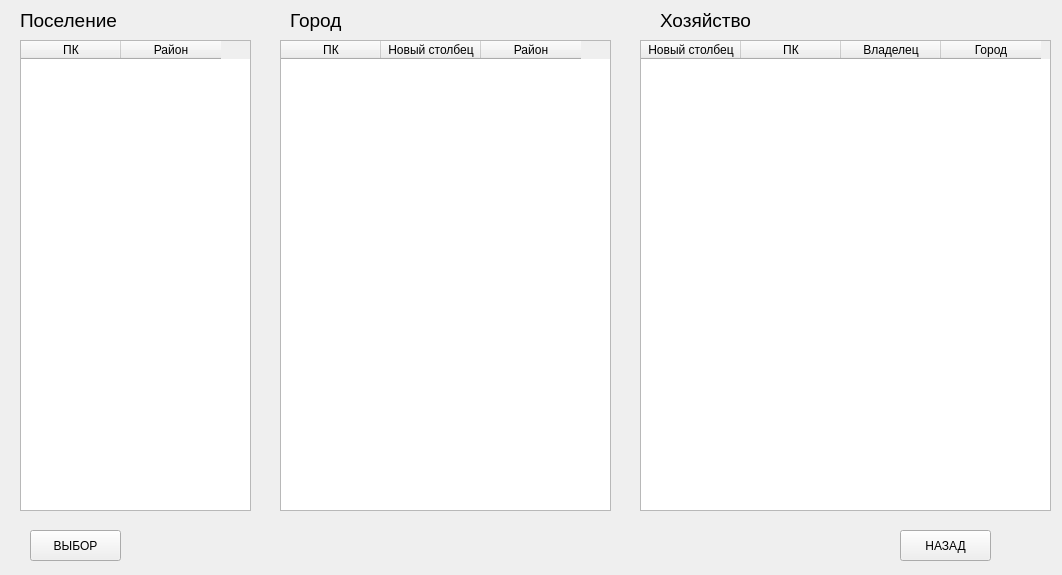
This is uis/household_choose.ui in yuriiudodov/taurus-project as Qt 5 draws it before an edit. The edited form follows.
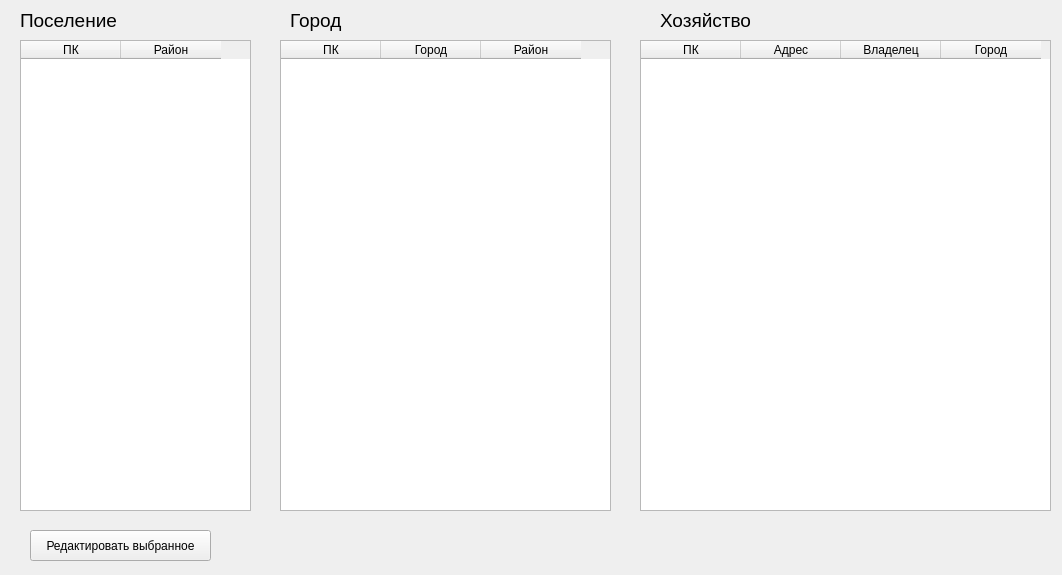
This is the edited form.

Commit message: не работает выбор

The edit to the form file:
```diff
--- a/uis/household_choose.ui
+++ b/uis/household_choose.ui
@@ -13,32 +13,6 @@
   <property name="windowTitle">
    <string>Form</string>
   </property>
-  <widget class="QPushButton" name="choosePushButton">
-   <property name="geometry">
-    <rect>
-     <x>30</x>
-     <y>530</y>
-     <width>91</width>
-     <height>31</height>
-    </rect>
-   </property>
-   <property name="text">
-    <string>ВЫБОР</string>
-   </property>
-  </widget>
-  <widget class="QPushButton" name="closePushButton">
-   <property name="geometry">
-    <rect>
-     <x>900</x>
-     <y>530</y>
-     <width>91</width>
-     <height>31</height>
-    </rect>
-   </property>
-   <property name="text">
-    <string>НАЗАД</string>
-   </property>
-  </widget>
   <widget class="QTableWidget" name="householdTableWidget">
    <property name="geometry">
     <rect>
@@ -50,12 +24,12 @@
    </property>
    <column>
     <property name="text">
-     <string>Новый столбец</string>
+     <string>ПК</string>
     </property>
    </column>
    <column>
     <property name="text">
-     <string>ПК</string>
+     <string>Адрес</string>
     </property>
    </column>
    <column>
@@ -85,7 +59,7 @@
    </column>
    <column>
     <property name="text">
-     <string>Новый столбец</string>
+     <string>Город</string>
     </property>
    </column>
    <column>
@@ -168,6 +142,19 @@
     <string>Поселение</string>
    </property>
   </widget>
+  <widget class="QPushButton" name="pushButton">
+   <property name="geometry">
+    <rect>
+     <x>30</x>
+     <y>530</y>
+     <width>181</width>
+     <height>31</height>
+    </rect>
+   </property>
+   <property name="text">
+    <string>Редактировать выбранное</string>
+   </property>
+  </widget>
  </widget>
  <resources/>
  <connections/>
```
The commit also changes 1 other file.
